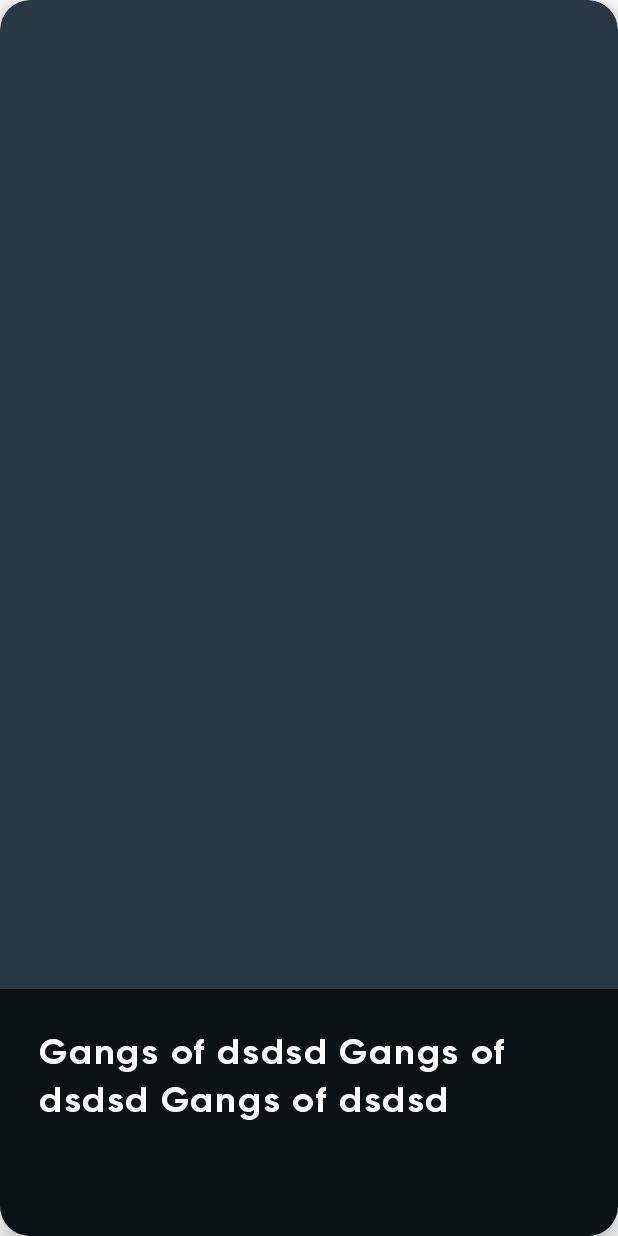
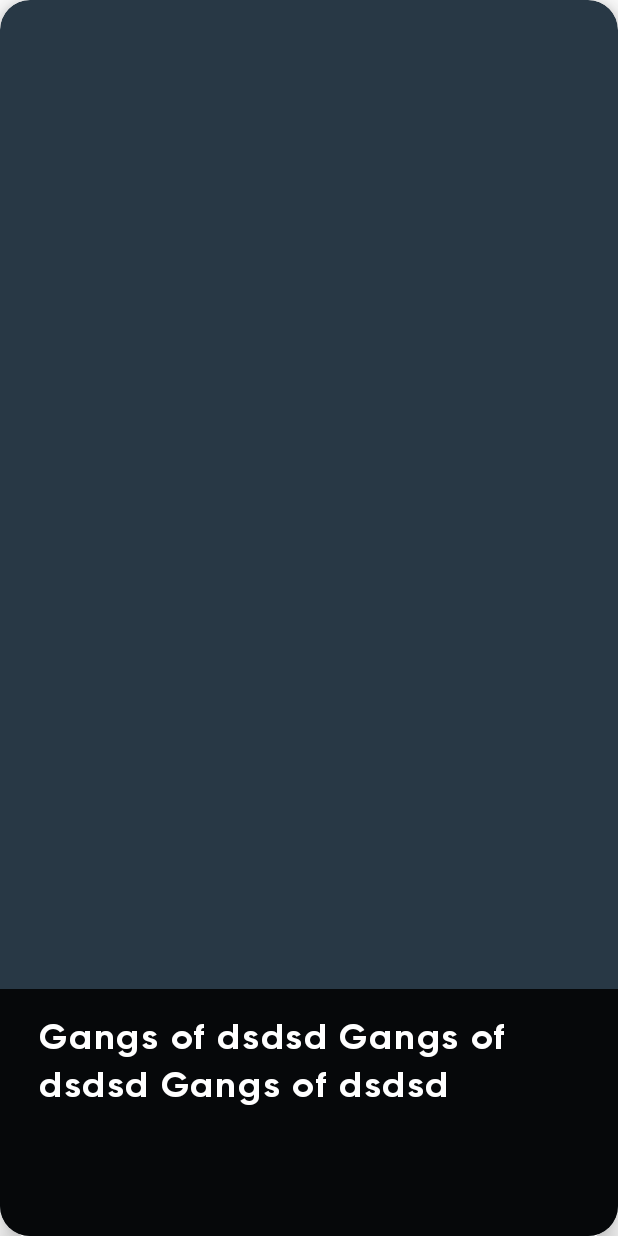
Before and after one commit to pratapnik/Movie_Ready, an Android app: the layout movie_display_card_layout.xml on its own in the app's theme, with its tools: preview values and no code run, on a phone screen of 412 x 824 dp. Run offline under Robolectric (Android 15) with nearby library versions, the phone set to English and light mode, and no system bars.

Commit message:
Fixed color code

```diff
--- a/app/src/main/res/layout/movie_display_card_layout.xml
+++ b/app/src/main/res/layout/movie_display_card_layout.xml
@@ -38,18 +38,19 @@
                 android:id="@+id/view_faded"
                 android:layout_width="match_parent"
                 android:layout_height="@dimen/match_constraint_dimen"
-                android:background="#B3000000"
+                android:background="#D9000000"
                 app:layout_constraintBottom_toBottomOf="parent"
                 app:layout_constraintEnd_toEndOf="parent"
+                app:layout_constraintHorizontal_bias="0.0"
                 app:layout_constraintStart_toStartOf="parent"
-                app:layout_constraintTop_toBottomOf="@id/guideline" />
+                app:layout_constraintTop_toBottomOf="@id/guideline"
+                app:layout_constraintVertical_bias="0.0" />
 
             <com.google.android.material.textview.MaterialTextView
                 android:id="@+id/tvMovieName"
                 android:layout_width="@dimen/match_constraint_dimen"
                 android:layout_height="wrap_content"
                 android:layout_gravity="center"
-                android:layout_marginTop="@dimen/margin_10dp"
                 android:layout_marginStart="@dimen/margin_10dp"
                 android:layout_marginEnd="@dimen/margin_10dp"
                 android:fontFamily="@font/font_bold"
```
